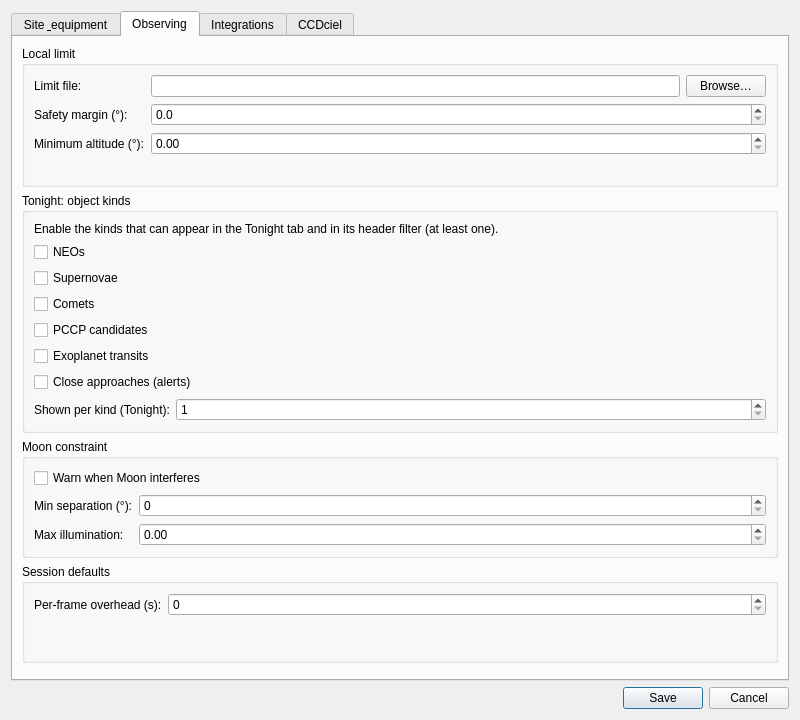
Above: nightscribe/gui/ui/settings_dialog.ui from irydeo/nightscribe before the change. Below: the same form after it.
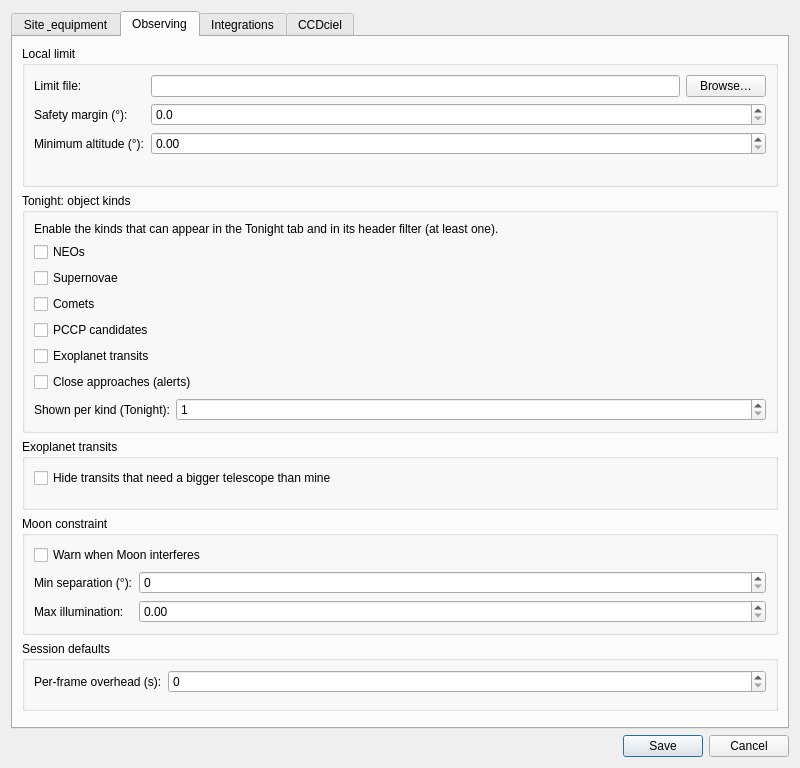
That is the form after the change. The open tabs and pages were chosen to show the change.

Commit message: Core/Gui: hard aperture gate for transits with Settings toggle (transit_scope_filter, default on) + ADR-015 update (subplan 6)

```diff
--- a/nightscribe/gui/ui/settings_dialog.ui
+++ b/nightscribe/gui/ui/settings_dialog.ui
@@ -123,6 +123,14 @@
           </layout>
          </widget>
         </item>
+         <item>
+          <widget class="QGroupBox" name="grp_transits">
+           <property name="title"><string>Exoplanet transits</string></property>
+           <layout class="QFormLayout">
+            <item row="0" column="0" colspan="2"><widget class="QCheckBox" name="chk_transit_scope_filter"><property name="text"><string>Hide transits that need a bigger telescope than mine</string></property><property name="toolTip"><string>ExoClock estimates the minimum aperture each transit needs; when checked, Tonight drops the events above your aperture (Site tab)</string></property></widget></item>
+           </layout>
+          </widget>
+         </item>
         <item>
          <widget class="QGroupBox" name="grp_moon">
           <property name="title"><string>Moon constraint</string></property>
```
The commit also changes 6 other files.
